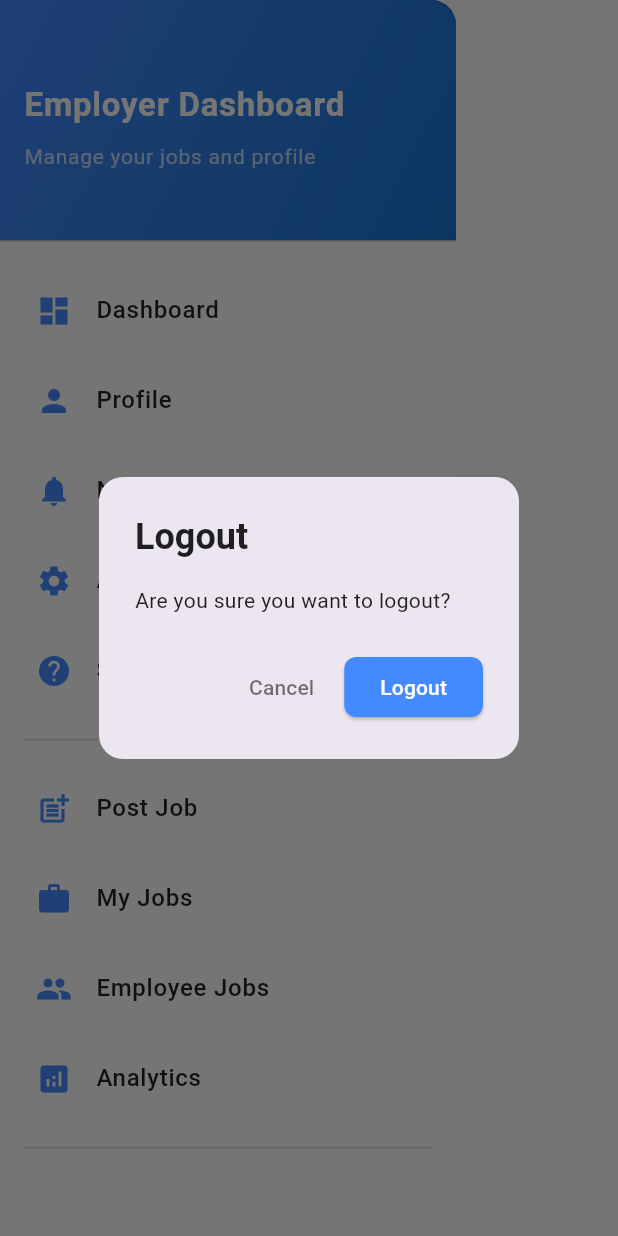
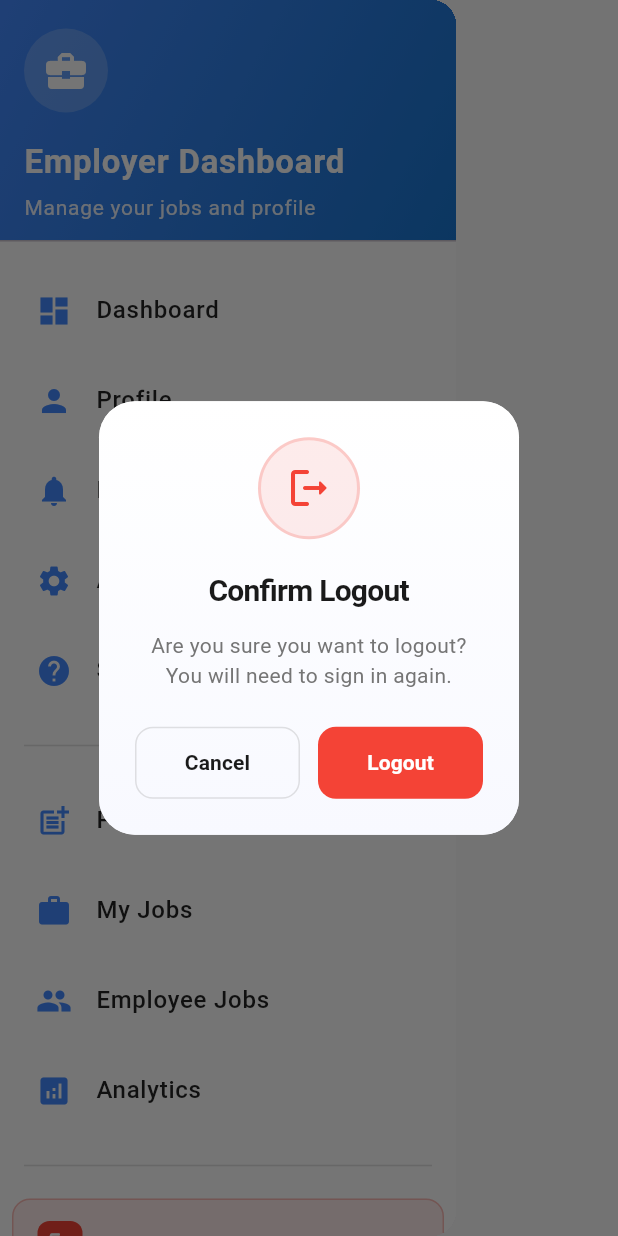
Before and after one commit to mbayajames/job_portal_app, a Flutter app: the EmployerDrawer widget shown alone on an empty page, opened directly, after a tap on "Logout", on a phone screen of 412 x 824 dp. Run offline on Flutter 3.47's test engine with Material 3 defaults, Android fonts, the phone set to English and light mode, and no system bars; our stand-ins replace cloud_firestore, file_picker, firebase_auth, firebase_core, firebase_storage, fl_chart and 2 more; accounts and stored records are empty.

Commit message:
refactor(employer_drawer): improve UI and navigation structure in employer drawer widget

```diff
--- a/lib/widgets/employer/employer_drawer.dart
+++ b/lib/widgets/employer/employer_drawer.dart
@@ -8,39 +8,114 @@ class EmployerDrawer extends StatelessWidget {
   Future<void> _handleLogout(BuildContext context) async {
     final shouldLogout = await showDialog<bool>(
       context: context,
+      barrierDismissible: false,
       builder: (context) => AlertDialog(
-        shape: RoundedRectangleBorder(borderRadius: BorderRadius.circular(16)),
-        title: const Text(
-          'Logout',
-          style: TextStyle(
-            fontWeight: FontWeight.bold,
-            color: Colors.black87,
+        shape: RoundedRectangleBorder(
+          borderRadius: BorderRadius.circular(24),
+        ),
+        backgroundColor: Colors.white,
+        elevation: 20,
+        contentPadding: EdgeInsets.zero,
+        content: Container(
+          decoration: BoxDecoration(
+            borderRadius: BorderRadius.circular(24),
+            gradient: const LinearGradient(
+              begin: Alignment.topCenter,
+              end: Alignment.bottomCenter,
+              colors: [Colors.white, Color(0xFFF8F9FF)],
             ),
           ),
-        content: const Text(
-          'Are you sure you want to logout?',
-          style: TextStyle(color: Colors.black87),
+          child: Padding(
+            padding: const EdgeInsets.all(24),
+            child: Column(
+              mainAxisSize: MainAxisSize.min,
+              children: [
+                Container(
+                  padding: const EdgeInsets.all(16),
+                  decoration: BoxDecoration(
+                    color: Colors.red.withValues(alpha: 0.1),
+                    shape: BoxShape.circle,
+                    border: Border.all(
+                      color: Colors.red.withValues(alpha: 0.2),
+                      width: 2,
                     ),
-        actions: [
-          TextButton(
+                  ),
+                  child: const Icon(
+                    Icons.logout_rounded,
+                    color: Colors.red,
+                    size: 32,
+                  ),
+                ),
+                const SizedBox(height: 20),
+                const Text(
+                  'Confirm Logout',
+                  style: TextStyle(
+                    fontWeight: FontWeight.w700,
+                    fontSize: 20,
+                    color: Color(0xFF1A1A1A),
+                    letterSpacing: -0.5,
+                  ),
+                ),
+                const SizedBox(height: 12),
+                Text(
+                  'Are you sure you want to logout?\nYou will need to sign in again.',
+                  textAlign: TextAlign.center,
+                  style: TextStyle(
+                    color: Colors.grey[600],
+                    fontSize: 14,
+                    height: 1.4,
+                  ),
+                ),
+                const SizedBox(height: 24),
+                Row(
+                  children: [
+                    Expanded(
+                      child: TextButton(
                         onPressed: () => Navigator.pop(context, false),
                         style: TextButton.styleFrom(
-              foregroundColor: Colors.black54,
+                          padding: const EdgeInsets.symmetric(vertical: 14),
+                          shape: RoundedRectangleBorder(
+                            borderRadius: BorderRadius.circular(12),
+                            side: BorderSide(
+                              color: Colors.grey.withValues(alpha: 0.3),
+                              width: 1,
                             ),
-            child: const Text('Cancel'),
                           ),
-          ElevatedButton(
+                        ),
+                        child: const Text(
+                          'Cancel',
+                          style: TextStyle(
+                            color: Color(0xFF1A1A1A),
+                            fontWeight: FontWeight.w600,
+                          ),
+                        ),
+                      ),
+                    ),
+                    const SizedBox(width: 12),
+                    Expanded(
+                      child: ElevatedButton(
                         onPressed: () => Navigator.pop(context, true),
                         style: ElevatedButton.styleFrom(
-              backgroundColor: Colors.blueAccent,
+                          backgroundColor: Colors.red,
                           foregroundColor: Colors.white,
+                          padding: const EdgeInsets.symmetric(vertical: 14),
                           shape: RoundedRectangleBorder(
-                borderRadius: BorderRadius.circular(8),
+                            borderRadius: BorderRadius.circular(12),
+                          ),
+                          elevation: 0,
+                        ),
+                        child: const Text(
+                          'Logout',
+                          style: TextStyle(fontWeight: FontWeight.w600),
                         ),
                       ),
-            child: const Text('Logout'),
                     ),
                   ],
+                ),
+              ],
+            ),
+          ),
+        ),
       ),
     );
 
@@ -71,6 +146,56 @@ class EmployerDrawer extends StatelessWidget {
       final Color textColor = isSelected ? Colors.white : Colors.black87;
       final Color? tileColor = isSelected ? Colors.blueAccent : null;
 
+      // Special styling for logout button
+      if (isLogout) {
+        return Container(
+          margin: const EdgeInsets.symmetric(horizontal: 8, vertical: 2),
+          child: Material(
+            color: Colors.transparent,
+            child: InkWell(
+              onTap: () => _handleLogout(context),
+              borderRadius: BorderRadius.circular(12),
+              child: Container(
+                padding: const EdgeInsets.symmetric(vertical: 14, horizontal: 16),
+                decoration: BoxDecoration(
+                  color: Colors.red.withValues(alpha: 0.1),
+                  borderRadius: BorderRadius.circular(12),
+                  border: Border.all(
+                    color: Colors.red.withValues(alpha: 0.3),
+                    width: 1,
+                  ),
+                ),
+                child: Row(
+                  children: [
+                    Container(
+                      padding: const EdgeInsets.all(6),
+                      decoration: BoxDecoration(
+                        color: Colors.red,
+                        borderRadius: BorderRadius.circular(8),
+                      ),
+                      child: const Icon(
+                        Icons.logout_rounded,
+                        color: Colors.white,
+                        size: 18,
+                      ),
+                    ),
+                    const SizedBox(width: 12),
+                    const Text(
+                      'Logout',
+                      style: TextStyle(
+                        color: Colors.red,
+                        fontWeight: FontWeight.w600,
+                        fontSize: 15,
+                      ),
+                    ),
+                  ],
+                ),
+              ),
+            ),
+          ),
+        );
+      }
+
       return Container(
         margin: const EdgeInsets.symmetric(horizontal: 8, vertical: 2),
         child: ListTile(
@@ -85,9 +210,7 @@ class EmployerDrawer extends StatelessWidget {
           tileColor: tileColor,
           shape: RoundedRectangleBorder(borderRadius: BorderRadius.circular(8)),
           onTap: () {
-            if (isLogout) {
-              _handleLogout(context);
-            } else if (!isSelected) {
+            if (!isSelected) {
               Navigator.pushNamed(context, routeName);
             } else {
               Navigator.pop(context);
@@ -114,8 +237,21 @@ class EmployerDrawer extends StatelessWidget {
               child: Column(
                 crossAxisAlignment: CrossAxisAlignment.start,
                 mainAxisAlignment: MainAxisAlignment.center,
-                children: const [
-                  Text(
+                children: [
+                  Container(
+                    padding: const EdgeInsets.all(12),
+                    decoration: BoxDecoration(
+                      color: Colors.white.withValues(alpha: 0.2),
+                      shape: BoxShape.circle,
+                    ),
+                    child: const Icon(
+                      Icons.business_center,
+                      size: 32,
+                      color: Colors.white,
+                    ),
+                  ),
+                  const SizedBox(height: 16),
+                  const Text(
                     'Employer Dashboard',
                     style: TextStyle(
                       color: Colors.white,
@@ -123,10 +259,13 @@ class EmployerDrawer extends StatelessWidget {
                       fontWeight: FontWeight.bold,
                     ),
                   ),
-                  SizedBox(height: 8),
+                  const SizedBox(height: 4),
                   Text(
                     'Manage your jobs and profile',
-                    style: TextStyle(color: Colors.white70, fontSize: 14),
+                    style: TextStyle(
+                      color: Colors.white.withValues(alpha: 0.9),
+                      fontSize: 14,
+                    ),
                   ),
                 ],
               ),
@@ -157,9 +296,12 @@ class EmployerDrawer extends StatelessWidget {
               title: 'Support/Help',
               routeName: RouteNames.employerSupportHelp,
             ),
-            const Padding(
-              padding: EdgeInsets.symmetric(horizontal: 16, vertical: 8),
-              child: Divider(thickness: 1, color: Colors.black12),
+            Padding(
+              padding: const EdgeInsets.symmetric(horizontal: 16, vertical: 12),
+              child: Divider(
+                thickness: 1,
+                color: Colors.grey.shade300,
+              ),
             ),
             buildDrawerItem(
               icon: Icons.post_add,
@@ -181,9 +323,12 @@ class EmployerDrawer extends StatelessWidget {
               title: 'Analytics',
               routeName: RouteNames.employerAnalytics,
             ),
-            const Padding(
-              padding: EdgeInsets.symmetric(horizontal: 16, vertical: 8),
-              child: Divider(thickness: 1, color: Colors.black12),
+            Padding(
+              padding: const EdgeInsets.symmetric(horizontal: 16, vertical: 12),
+              child: Divider(
+                thickness: 1,
+                color: Colors.grey.shade300,
+              ),
             ),
             buildDrawerItem(
               icon: Icons.logout,
```
Lines whose indentation alone changed are shown as unchanged.
